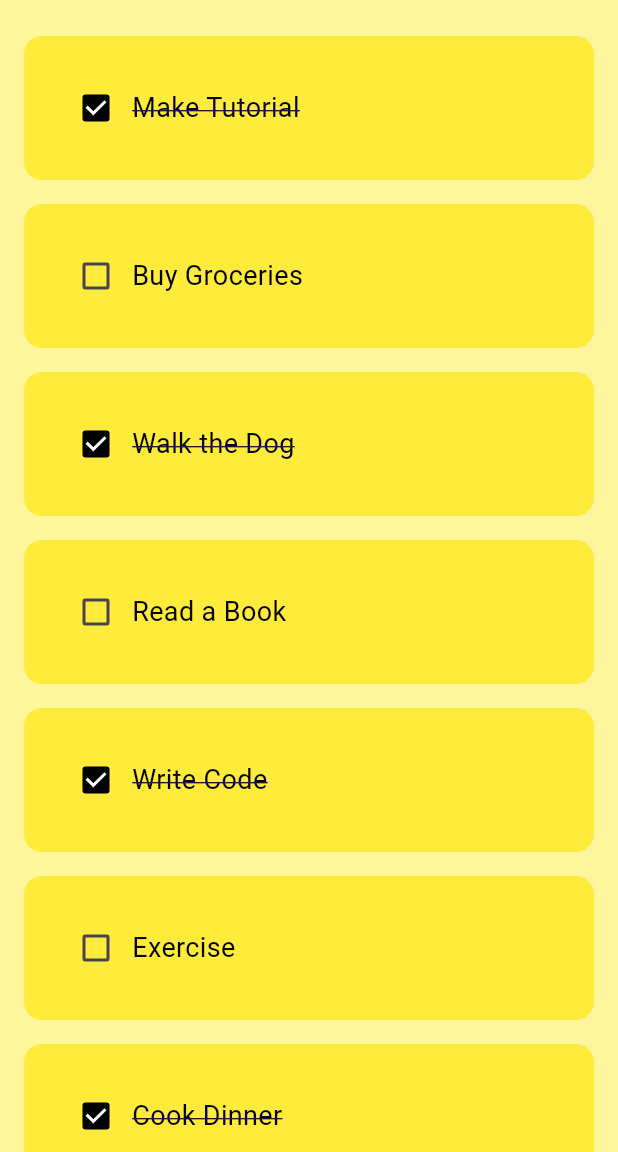
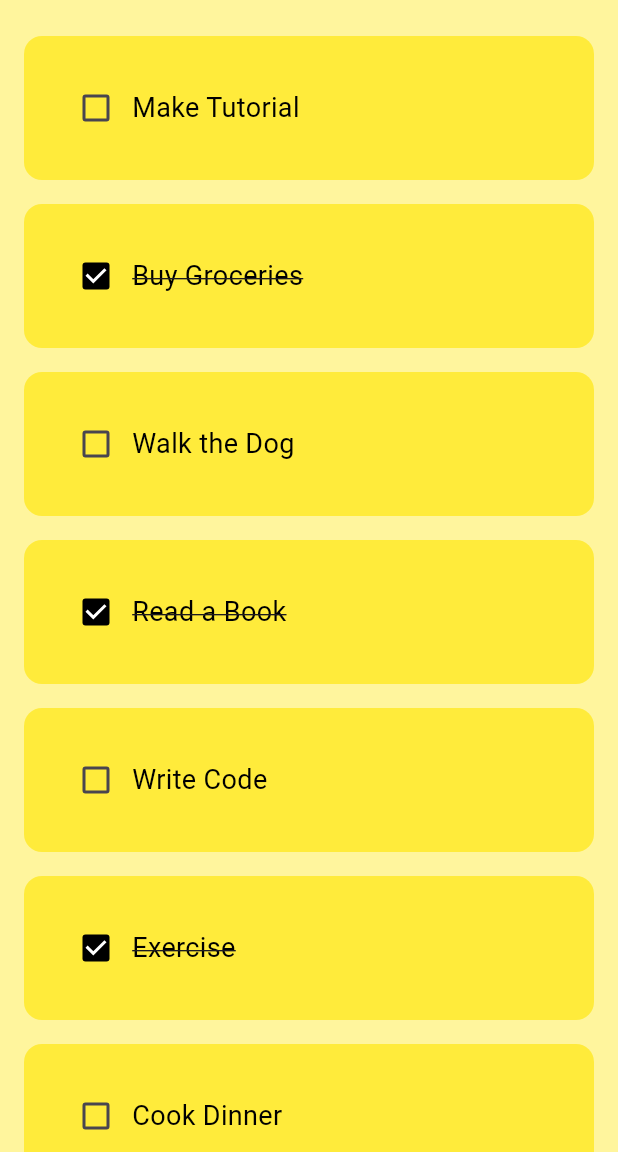
Before and after one commit to herdeybayor/flutter_todo_app, a Flutter app: the screen it shows after launch, on a phone screen of 412 x 824 dp, the part 84-1236 px from its top. Run offline on Flutter 3.47's test engine with Material 3 defaults, Android fonts, the phone set to English and light mode, and no system bars.

```diff
--- a/lib/pages/home_page.dart
+++ b/lib/pages/home_page.dart
@@ -9,18 +9,26 @@ class HomePage extends StatefulWidget {
 }
 
 class _HomePageState extends State<HomePage> {
-  final List<String> tasks = [
-    "Make Tutorial",
-    "Buy Groceries",
-    "Walk the Dog",
-    "Read a Book",
-    "Write Code",
-    "Exercise",
-    "Cook Dinner",
-    "Clean the House",
-    "Call a Friend",
-    "Plan the Week"
+  final List<Map<String, dynamic>> tasks = [
+    {"taskName": "Make Tutorial", "taskCompleted": false},
+    {"taskName": "Buy Groceries", "taskCompleted": true},
+    {"taskName": "Walk the Dog", "taskCompleted": false},
+    {"taskName": "Read a Book", "taskCompleted": true},
+    {"taskName": "Write Code", "taskCompleted": false},
+    {"taskName": "Exercise", "taskCompleted": true},
+    {"taskName": "Cook Dinner", "taskCompleted": false},
+    {"taskName": "Clean the House", "taskCompleted": true},
+    {"taskName": "Call a Friend", "taskCompleted": false},
+    {"taskName": "Plan the Week", "taskCompleted": true}
   ];
+
+  Function(bool?) onChanged(int index) {
+    return (value) {
+      setState(() {
+        tasks[index]["taskCompleted"] = value;
+      });
+    };
+  }
 
   @override
   Widget build(BuildContext context) {
@@ -32,9 +40,9 @@ class _HomePageState extends State<HomePage> {
         body: ListView.separated(
           padding: const EdgeInsets.symmetric(horizontal: 16, vertical: 24),
             itemBuilder: (BuildContext context, int index) => TodoTile(
-                  taskName: tasks[index],
-                  taskCompleted: index.isEven,
-                  onChanged: (value){},
+                  taskName: tasks[index]["taskName"],
+                  taskCompleted: tasks[index]["taskCompleted"],
+                  onChanged: onChanged(index),
                 ),
             separatorBuilder: (BuildContext context, int index) {
               return const SizedBox(
```
